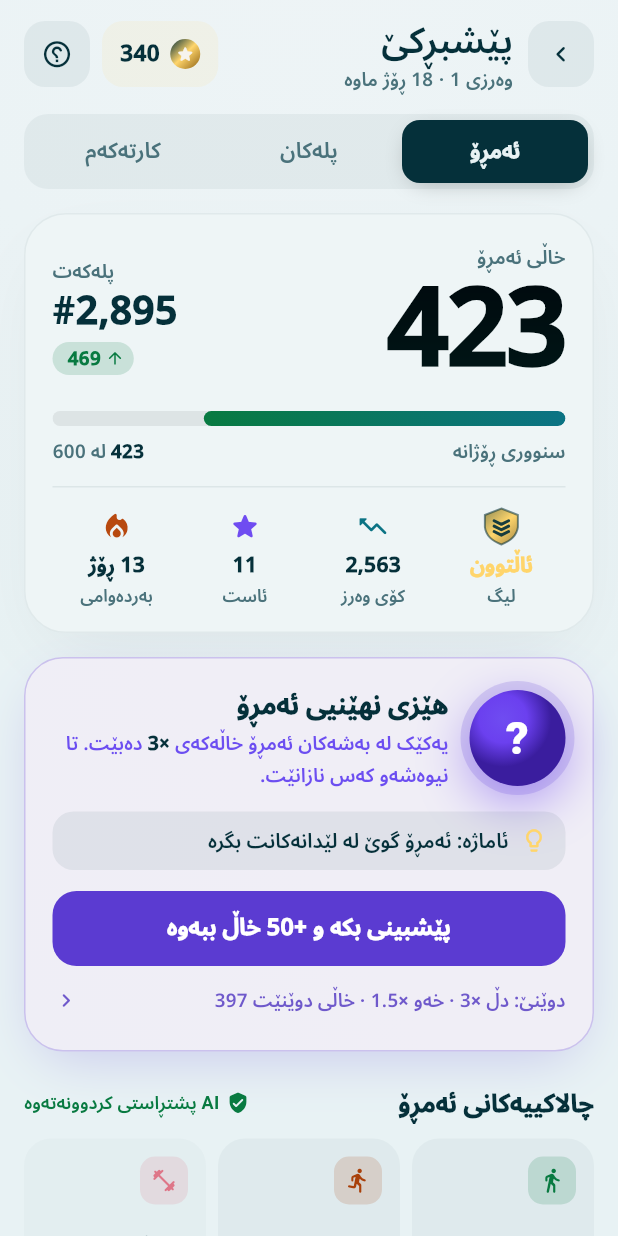
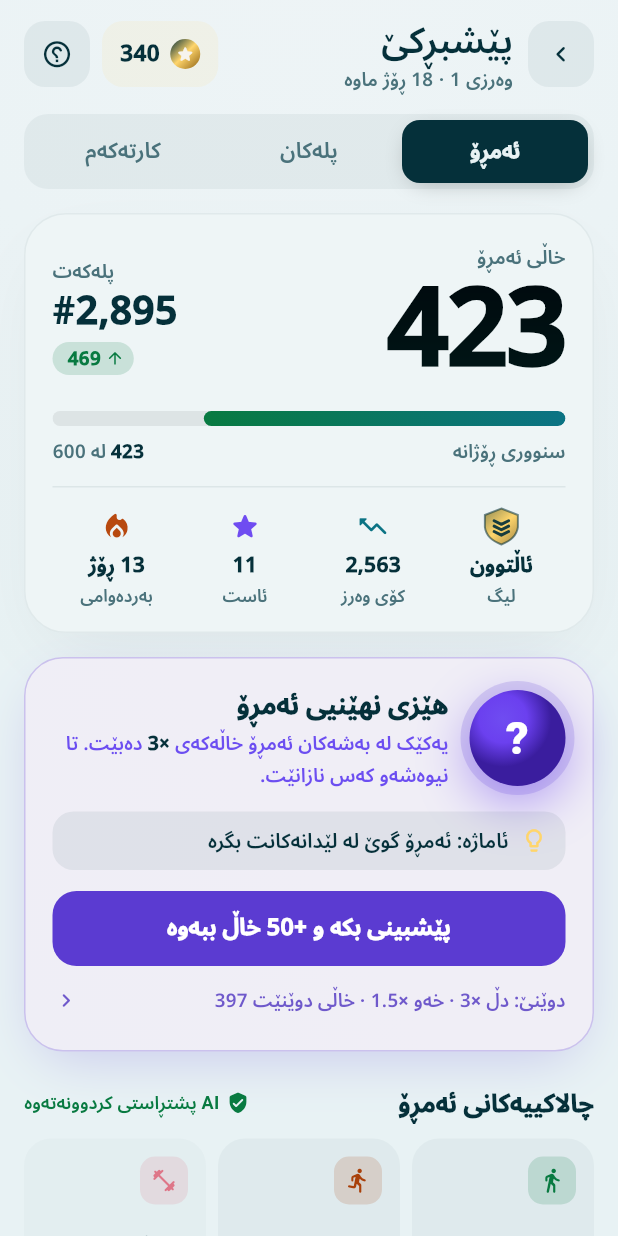
Before and after one commit to ghazigharebb/ghazigharebb, a Flutter app: the VexArenaPage screen opened directly, on a phone screen of 412 x 824 dp. Run offline on Flutter 3.47's test engine with Material 3 defaults, Android fonts, the phone set to English and light mode, and no system bars; our stand-ins replace flutter_blue_plus, flutter_local_notifications, flutter_svg, geocoding, geolocator, google_fonts and 7 more; accounts and stored records are empty; network calls fail.

Commit message:
arena: readable league name in light mode
Co-Authored-By: Claude Opus 5.5 <noreply@anthropic.com>
Claude-Session: https://claude.ai/code/session_014jTp89sGXvhipSKSS5nFec

```diff
--- a/vex_health/lib/arena/vex_arena.dart
+++ b/vex_health/lib/arena/vex_arena.dart
@@ -1129,7 +1129,7 @@ class _VexArenaPageState extends State<VexArenaPage> {
         Container(height: 1, color: _al(kW, .08)),
         const SizedBox(height: 14),
         Row(children: [
-          stat(LeagueEmblem(league: lg, size: 22), Text(lg.name, style: _ts(14, w: FontWeight.w800, c: lg.accent)), 'لیگ'),
+          stat(LeagueEmblem(league: lg, size: 22), Text(lg.name, style: _ts(14, w: FontWeight.w800, c: VexTheme.I.isLight ? VA.text : lg.accent)), 'لیگ'),
           stat(Icon(Icons.trending_up_rounded, size: 22, color: VA.cyanSoft), Text(_fmt(tot), style: _ts(14, w: FontWeight.w800)), 'کۆی وەرز'),
           stat(Icon(Icons.star_rounded, size: 22, color: vk(0xFFB9A6FF)), Text('${levelOf(tot)}', style: _ts(14, w: FontWeight.w800)), 'ئاست'),
           stat(Icon(Icons.local_fire_department_rounded, size: 22, color: vk(0xFFFF8A4D)), Text('$activeDays ڕۆژ', style: _ts(14, w: FontWeight.w800)), 'بەردەوامی'),
```
